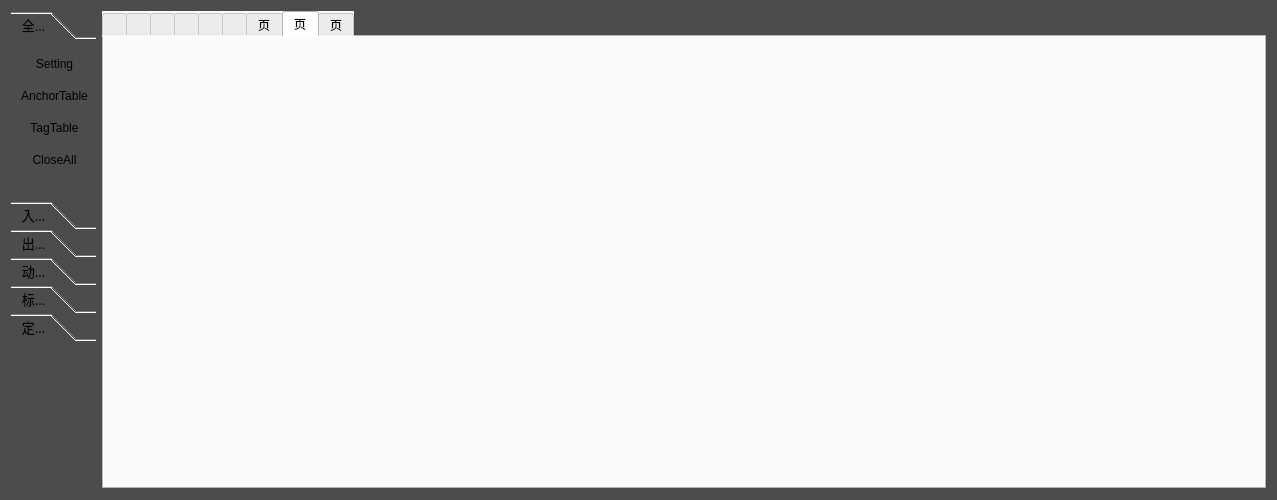
Above: Deca/views/GraphicsWidget.ui from summerfll/wms before the change. Below: the same form after it.
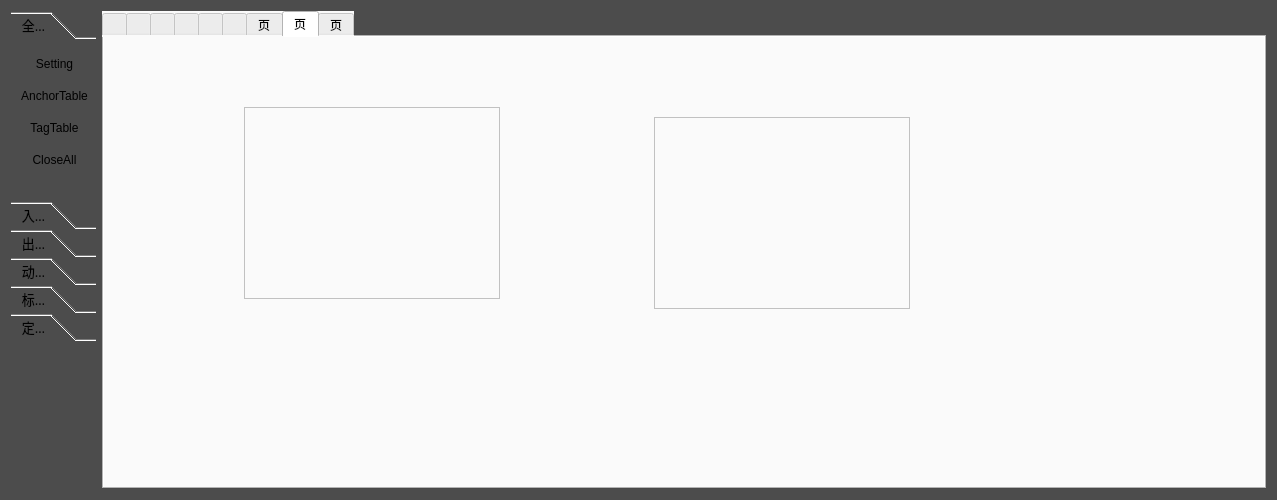
That is the form after the change. The open tabs and pages were chosen to show the change. Icons and pictures are not drawn. Custom widgets are drawn as their Qt base class.

The edit to the form file:
```diff
--- a/Deca/views/GraphicsWidget.ui
+++ b/Deca/views/GraphicsWidget.ui
@@ -2283,6 +2283,26 @@
       <attribute name="title">
        <string>页</string>
       </attribute>
+      <widget class="QTreeView" name="treeView">
+       <property name="geometry">
+        <rect>
+         <x>140</x>
+         <y>70</y>
+         <width>256</width>
+         <height>192</height>
+        </rect>
+       </property>
+      </widget>
+      <widget class="QListWidget" name="listWidget">
+       <property name="geometry">
+        <rect>
+         <x>550</x>
+         <y>80</y>
+         <width>256</width>
+         <height>192</height>
+        </rect>
+       </property>
+      </widget>
      </widget>
      <widget class="QWidget" name="tab_8">
       <attribute name="title">
```
Left out of the diff: 704 changed lines with no effect on the pictures.
